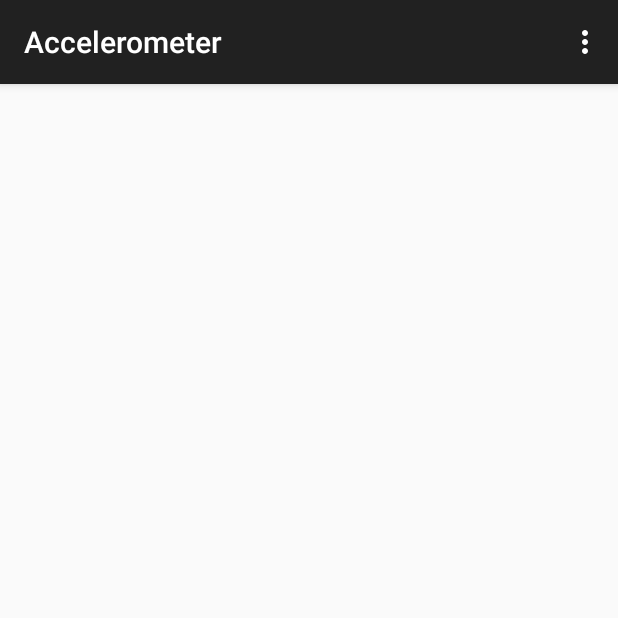
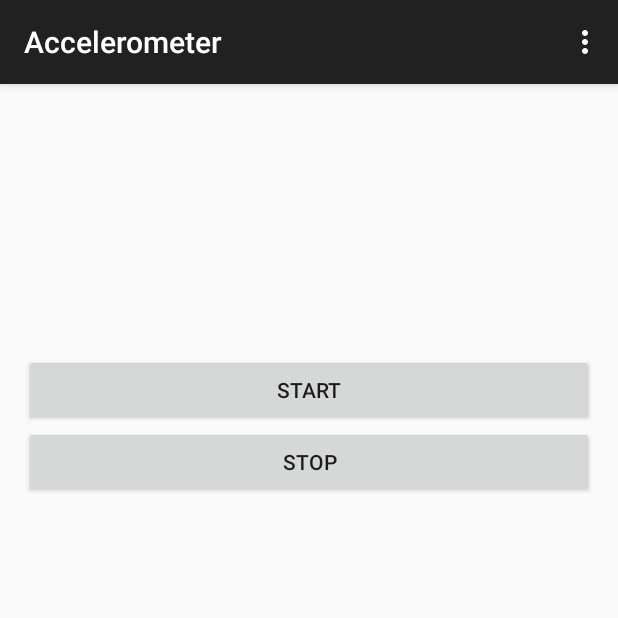
Before and after one commit to Tyankazu/Accelerometer, an Android app: the screen it shows after launch (MainActivity), on a phone screen of 412 x 824 dp, the top half of it. Run offline under Robolectric (Android 15) with nearby library versions, the phone set to English and light mode, and no system bars.

Commit message:
addStartStop

```diff
--- a/app/src/main/res/layout/activity_main.xml
+++ b/app/src/main/res/layout/activity_main.xml
@@ -43,6 +43,18 @@
             android:layout_height="wrap_content"
             android:id="@+id/GyroZ"
             android:textSize="20dp" />
+
+        <Button
+            android:layout_width="match_parent"
+            android:layout_height="wrap_content"
+            android:text="START"
+            android:id="@+id/start" />
+
+        <Button
+            android:layout_width="match_parent"
+            android:layout_height="wrap_content"
+            android:text="STOP"
+            android:id="@+id/stop" />
     </LinearLayout>
 
 </RelativeLayout>
```
Also changed, not shown: app/src/main/java/com/example/b1012234/accelerometer/MainActivity.java (+78 -28 lines).
